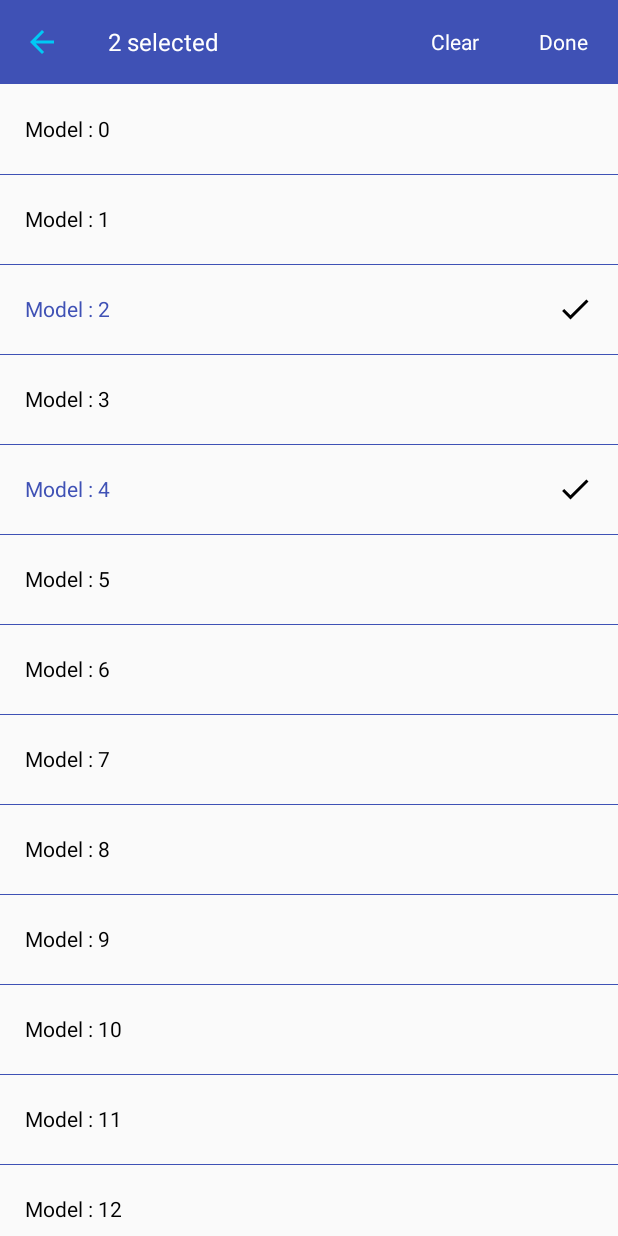
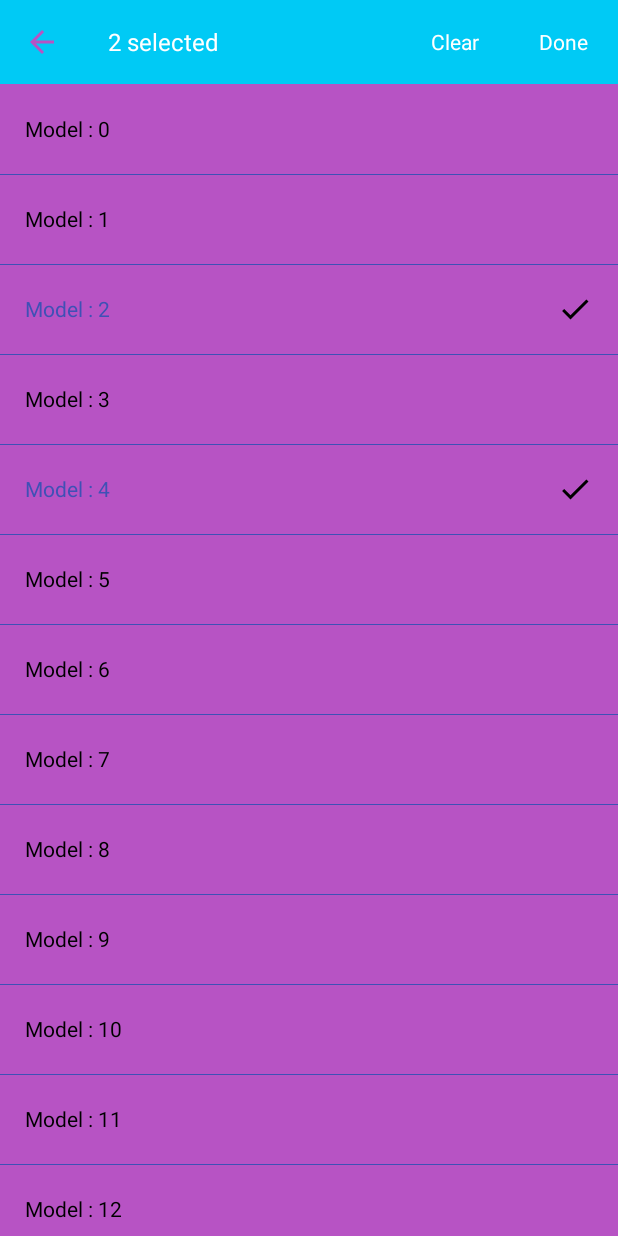
Before and after one commit to emilioscy/SelectorView-Android, an Android app: the screen it shows after launch (SelectorActivity), after a tap on "MULTIPLE OBJECT ACTIVITY", on a phone screen of 412 x 824 dp. Run offline under Robolectric (Android 15) with nearby library versions, the phone set to English and light mode, and no system bars; 2 other taps on this screen came first.

Commit message:
constraint version update and recyclerview background

```diff
--- a/app/src/main/java/selectorexample/androidapp/com/selectorviewexample/MainActivity.java
+++ b/app/src/main/java/selectorexample/androidapp/com/selectorviewexample/MainActivity.java
@@ -1,6 +1,7 @@
 package selectorexample.androidapp.com.selectorviewexample;
 
 import android.content.Intent;
+import android.graphics.Color;
 import android.os.Bundle;
 import android.support.v7.app.AppCompatActivity;
 import android.view.View;
@@ -212,6 +213,9 @@ public class MainActivity extends AppCompatActivity implements OnValuesSelectorL
                 .setTextNormalColor(R.color.black)
                 .setNormalTickColor(R.color.black)
                 .setBackArrowColor(R.color.blue)
+                .setToolbarColor(R.color.blue)
+                .setListItemBackgroundColor(R.color.pink)
+                .setBackArrowColor(R.color.pink)
                 .enableSelectedItemsCount()
                 .setTextMarginStartPercent(0.04f)
                 .setTickMarginEndPercent(0.96f);
@@ -234,7 +238,10 @@ public class MainActivity extends AppCompatActivity implements OnValuesSelectorL
         return SelectorBDFragmentAttributes.instance()
                 .setTextNormalColor(R.color.black)
                 .setNormalTickColor(R.color.black)
+                .setDoneButtonTextColor(R.color.pink)
+                .setListItemBackgroundColor(R.color.pink)
                 .enableSelectedItemsCount()
+                .setToolbarColor(Color.RED)
                 .setTextMarginStartPercent(0.04f)
                 .setTickMarginEndPercent(0.96f);
     }
@@ -251,7 +258,7 @@ public class MainActivity extends AppCompatActivity implements OnValuesSelectorL
 
     private List<String> getDisplayedValues() {
         List<String> array = new ArrayList<>();
-        for (int x = 0; x < 200; x++) {
+        for (int x = 0; x < 4; x++) {
             array.add("Value " + x);
         }
         return array;
--- a/selector/build.gradle
+++ b/selector/build.gradle
@@ -27,7 +27,7 @@ dependencies {
         exclude group: 'com.android.support', module: 'support-annotations'
     })
     compile 'com.android.support:appcompat-v7:27.0.2'
-    compile 'com.android.support.constraint:constraint-layout:1.0.0-beta5'
+    compile 'com.android.support.constraint:constraint-layout:1.0.2'
     compile 'com.android.support:recyclerview-v7:27.0.2'
     compile 'com.android.support:design:27.0.2'
     compile 'com.android.support:cardview-v7:27.0.2'
--- a/selector/src/main/java/com/emcy/selector/SelectorActivity.java
+++ b/selector/src/main/java/com/emcy/selector/SelectorActivity.java
@@ -133,8 +133,11 @@ public class SelectorActivity extends AppCompatActivity implements SelectorData.
     }
 
     private void initSearchView() {
-        selectorSearchView = (SelectorSearchView) findViewById(R.id.selectorSearchView);
+        selectorSearchView = findViewById(R.id.selectorSearchView);
         View spacer = findViewById(R.id.searchViewSpacerBackgroundColor);
+        if (attributes != null && attributes.getListItemBackgroundColor() != -1){
+            findViewById(R.id.recyclerView).setBackgroundColor(ContextCompat.getColor(this, attributes.getListItemBackgroundColor()));
+        }
         if (attributes != null && attributes.isEnableSearchView()) {
             selectorSearchView.setVisibility(View.VISIBLE);
             spacer.setVisibility(View.VISIBLE);
@@ -173,11 +176,16 @@ public class SelectorActivity extends AppCompatActivity implements SelectorData.
     }
 
     private void setActionsButtons(boolean isMultipleSelection) {
-        TextView doneTv = (TextView) findViewById(R.id.doneTv);
-        TextView clearTv = (TextView) findViewById(R.id.clearTv);
-        ImageView clearImage = (ImageView) findViewById(R.id.clearImageView);
-        ImageView doneImage = (ImageView) findViewById(R.id.doneImageView);
-        titleTv = (TextView) findViewById(R.id.titleTv);
+        Toolbar toolbar = findViewById(R.id.toolbar);
+        TextView doneTv = findViewById(R.id.doneTv);
+        TextView clearTv = findViewById(R.id.clearTv);
+        ImageView clearImage = findViewById(R.id.clearImageView);
+        ImageView doneImage = findViewById(R.id.doneImageView);
+        titleTv = findViewById(R.id.titleTv);
+
+        if (attributes != null && attributes.getToolbarColor() != -1){
+            toolbar.setBackgroundColor(ContextCompat.getColor(this, attributes.getToolbarColor()));
+        }
 
         if (!isMultipleSelection) {
             doneTv.setVisibility(View.GONE);
```
Also changed, not shown: selector/src/main/java/com/emcy/selector/SelectorBottomSheet.java (+18 -5 lines).
